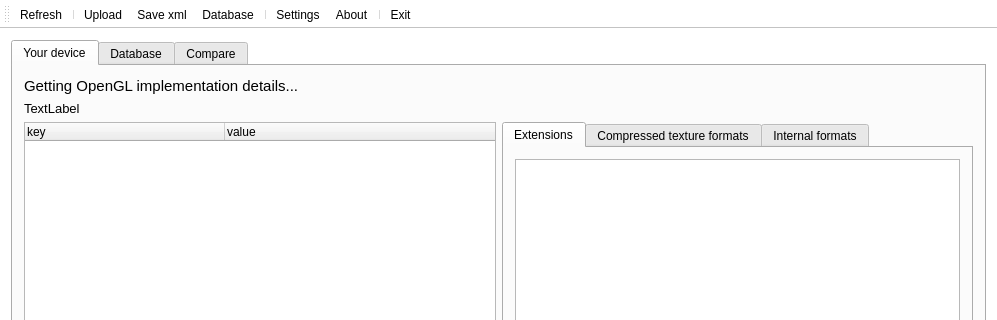
First picture: the form in glCapsViewer.ui, repository SaschaWillems/glCapsViewer, before the edit; both pictures show x 0 to 997 and y 0 to 320 of the 997 by 817 pixel window.
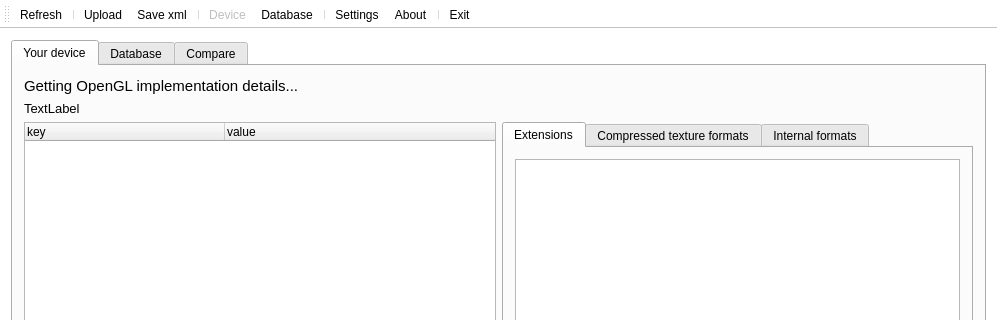
Second picture: the form after the edit. Icons and pictures are not drawn.

Commit message: Button for displaying current device in online database (if present)

Patch:
```diff
--- a/glCapsViewer.ui
+++ b/glCapsViewer.ui
@@ -417,6 +417,8 @@
    <addaction name="separator"/>
    <addaction name="actionUpload"/>
    <addaction name="actionSave_xml"/>
+   <addaction name="separator"/>
+   <addaction name="actionDevice"/>
    <addaction name="actionDatabase"/>
    <addaction name="separator"/>
    <addaction name="actionSettings"/>
@@ -508,6 +510,21 @@
     <string>Export current OpenGL report to xml</string>
    </property>
   </action>
+  <action name="actionDevice">
+   <property name="enabled">
+    <bool>false</bool>
+   </property>
+   <property name="icon">
+    <iconset resource="glcapsviewer.qrc">
+     <normaloff>:/glcapsviewer/Resources/device48.png</normaloff>:/glcapsviewer/Resources/device48.png</iconset>
+   </property>
+   <property name="text">
+    <string>Device</string>
+   </property>
+   <property name="toolTip">
+    <string>Show device in database</string>
+   </property>
+  </action>
  </widget>
  <layoutdefault spacing="6" margin="11"/>
  <resources>
```
The commit also changes 11 other files.
